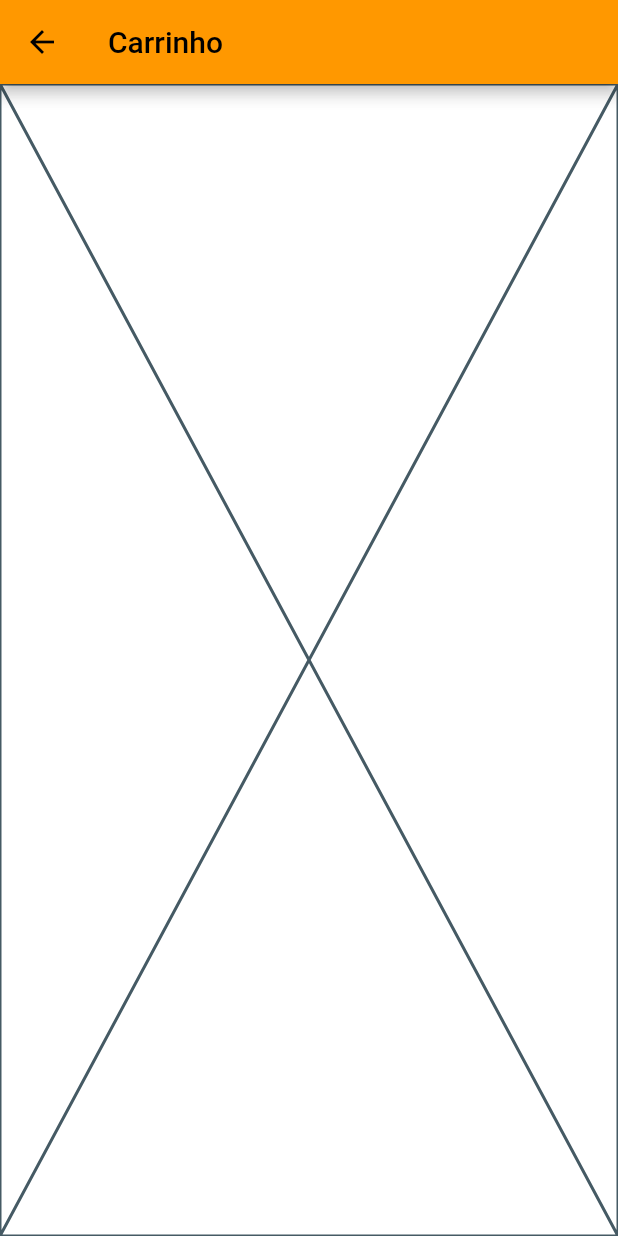
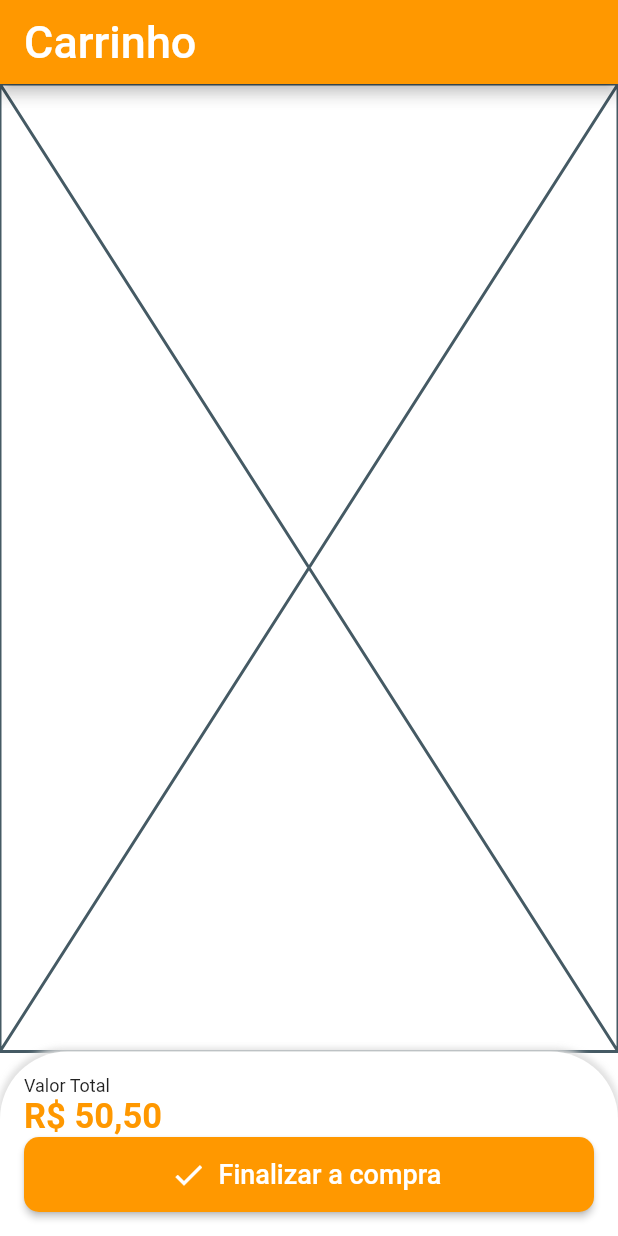
Before and after one commit to emersonbarina/quitanda-course-frontend, a Flutter app: the CartTab screen opened directly, on a phone screen of 412 x 824 dp. Run offline on Flutter 3.47's test engine with Material 2 defaults, Android fonts, the phone set to English and light mode, and no system bars; our stand-ins replace animated_text_kit, badges, mask_text_input_formatter.

Commit message:
Login UI - Cart - Created Buttun and total

```diff
--- a/lib/scr/constants/texts.dart
+++ b/lib/scr/constants/texts.dart
@@ -21,3 +21,5 @@ const tNavProfile = 'Perfil';
 
 const tSearchHint = 'Pesquise aqui...';
 const tAddCart = 'Adicionar ao Carrinho';
+const tTotalCart = 'Valor Total';
+const tFinishOrder = 'Finalizar a compra';
--- /dev/null
+++ b/lib/scr/models/cart_item_model.dart
@@ -0,0 +1,11 @@
+import 'item_model.dart';
+
+class CartItemModel {
+  ItemModel item;
+  int quantity;
+
+  CartItemModel({
+    required this.item,
+    required this.quantity,
+  });
+}
--- a/lib/scr/pages/base/base_screen.dart
+++ b/lib/scr/pages/base/base_screen.dart
@@ -24,7 +24,7 @@ class _BaseScreenState extends State<BaseScreen> {
         controller: pageController,
         children: [
           const HomeTab(),
-          const CartTab(),
+          CartTab(),
           Container(color: Colors.blue,),
           Container(color: Colors.green,),
         ],
--- a/lib/scr/pages/cart/cart_tab.dart
+++ b/lib/scr/pages/cart/cart_tab.dart
@@ -1,19 +1,86 @@
 import 'package:flutter/material.dart';
+import 'package:quitanda/scr/constants/colors.dart';
+import 'package:quitanda/scr/constants/sizes.dart';
 import 'package:quitanda/scr/constants/texts.dart';
+import 'package:quitanda/scr/services/utils_services.dart';
 
 class CartTab extends StatelessWidget {
-  const CartTab({Key? key}) : super(key: key);
+  CartTab({Key? key}) : super(key: key);
+
+  final UtilsServices utilsServices = UtilsServices();
 
   @override
   Widget build(BuildContext context) {
     return Scaffold(
       appBar: AppBar(
-        title: const Text(tNavCart),
+        title: const Text(
+          tNavCart,
+          style: TextStyle(
+            color: tColorsLight,
+            fontSize: tFontSizeAppBar,
+          ),
+        ),
       ),
       body: Column(
-        children: const [
-          Expanded(
+        children: [
+          const Expanded(
             child: Placeholder(),
+          ),
+          Container(
+            //height: 150,
+            padding: const EdgeInsets.all(16),
+            decoration: BoxDecoration(
+              color: tColorsLight,
+              borderRadius: const BorderRadius.vertical(
+                top: Radius.circular(tBorderRadiusCircular),
+              ),
+              boxShadow: [
+                BoxShadow(
+                    color: Colors.grey.shade300,
+                    blurRadius: 3,
+                    spreadRadius: 2),
+              ],
+            ),
+            child: Column(
+              crossAxisAlignment: CrossAxisAlignment.stretch,
+              children: [
+                const Text(
+                  tTotalCart,
+                  style: TextStyle(
+                    fontSize: 12,
+                  ),
+                ),
+                Text(
+                  utilsServices.priceToCurrency(50.5),
+                  style: const TextStyle(
+                    fontSize: 23,
+                    color: tColorsPrimary,
+                    fontWeight: FontWeight.bold,
+                  ),
+                ),
+                SizedBox(
+                  height: tHeightSizeBox,
+                  child: ElevatedButton.icon(
+                    style: ElevatedButton.styleFrom(
+                        shape: RoundedRectangleBorder(
+                            borderRadius:
+                            BorderRadius.circular(tBorderRadius))),
+                    onPressed: () {},
+                    label: const Text(
+                      tFinishOrder,
+                      style: TextStyle(
+                        color: tColorsLight,
+                        fontSize: tFontSizeButton,
+                      ),
+                    ),
+                    icon: const Icon(
+                      Icons.check_outlined,
+                      color: tColorsLight,
+                    ),
+                  ),
+                ),
+              ],
+            ),
           ),
         ],
       ),
```
